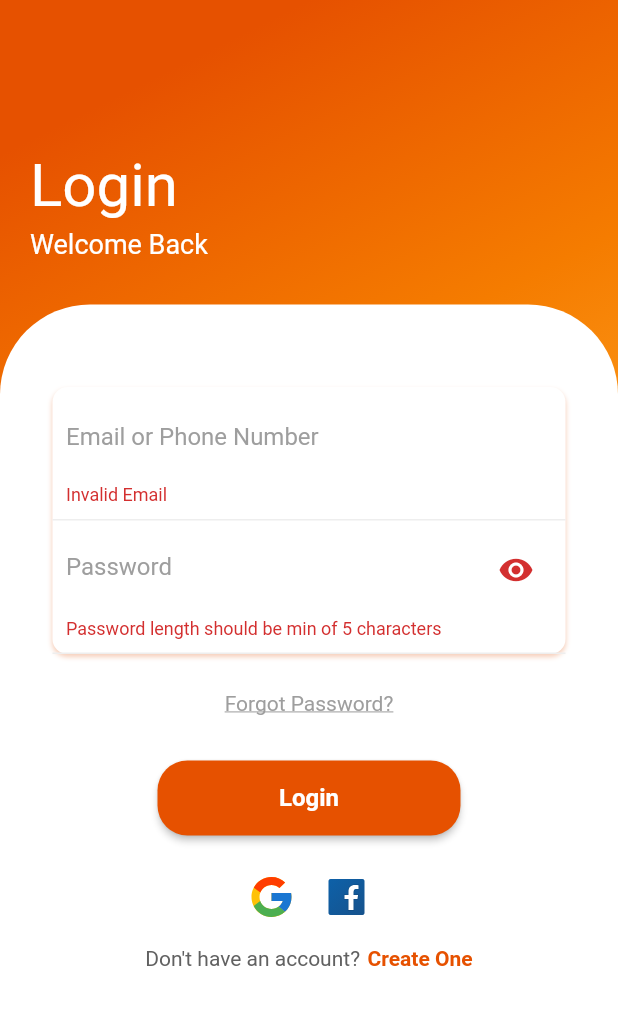
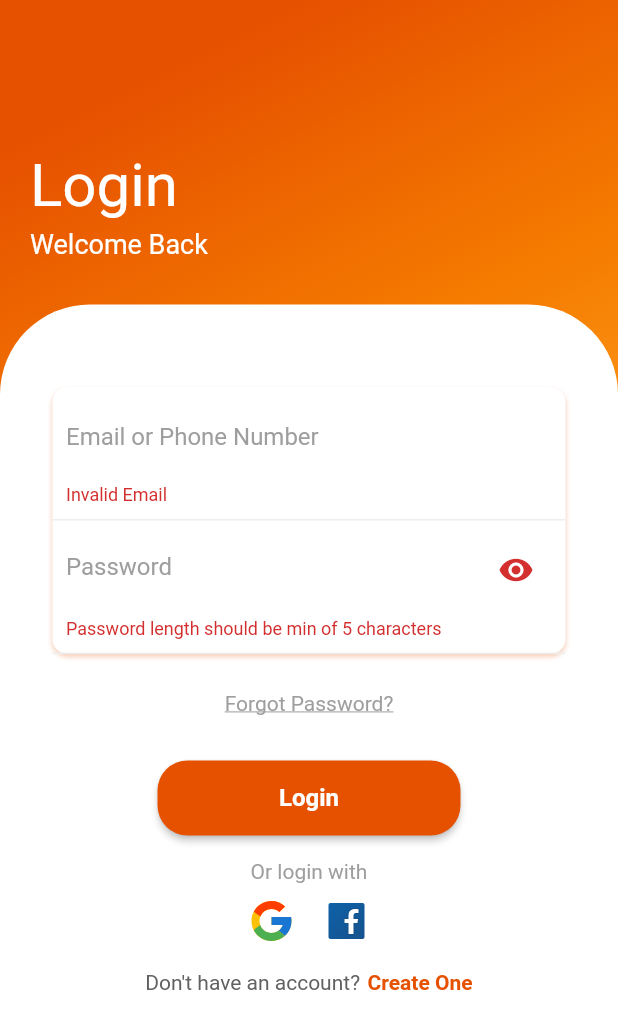
Before and after one commit to divyapanthi/event_app_flutter, a Flutter app: the screen it shows after launch, after a tap on "Login", on a phone screen of 412 x 824 dp. Shown: the top 1029 px of the screen. Run offline on Flutter 3.47's test engine with Material 2 defaults, Android fonts, the phone set to English and light mode, and no system bars; our stand-ins replace firebase_auth, firebase_core, flutter_svg, google_sign_in; accounts and stored records are empty.

```diff
--- a/lib/main.dart
+++ b/lib/main.dart
@@ -1,8 +1,17 @@
 import 'package:flutter/material.dart';
+import 'package:provider/provider.dart';
+import 'package:ui_designs/src/provider/auth_provider.dart';
+import 'package:ui_designs/src/screens/home_screen.dart';
 import 'package:ui_designs/src/screens/login.dart';
+import 'package:ui_designs/src/screens/profile_screen.dart';
 import 'package:ui_designs/src/screens/signup.dart';
+import 'package:firebase_core/firebase_core.dart';
 
-void main() {
+void main() async {
+  WidgetsFlutterBinding.ensureInitialized();
+  await Firebase.initializeApp();
+
+
   runApp(App());
 }
 
@@ -10,9 +19,12 @@ class App extends StatelessWidget {
   // This widget is the root of your application.
   @override
   Widget build(BuildContext context) {
-    return MaterialApp(
-      debugShowCheckedModeBanner: false,
-        home: Login(),
+    return ChangeNotifierProvider(
+      create: (context) => AuthProvider(),
+      child: MaterialApp(
+        debugShowCheckedModeBanner: false,
+          home: HomeScreen(),
+      ),
     );
   }
 }
--- /dev/null
+++ b/lib/src/screens/home_screen.dart
@@ -0,0 +1,30 @@
+import 'package:firebase_auth/firebase_auth.dart';
+import 'package:flutter/material.dart';
+import 'package:ui_designs/src/screens/login.dart';
+import 'package:ui_designs/src/screens/profile_screen.dart';
+import 'package:ui_designs/src/screens/signup.dart';
+
+class HomeScreen extends StatelessWidget {
+  const HomeScreen({Key key}) : super(key: key);
+
+  @override
+  Widget build(BuildContext context) {
+    return Scaffold(
+        body: StreamBuilder(
+            stream: FirebaseAuth.instance.authStateChanges(),
+            builder: (context, snapshot) {
+              if(snapshot.connectionState == ConnectionState.waiting){
+                return Center(child: CircularProgressIndicator(),);
+              }else if(snapshot.hasData){
+                return ProfileScreen();
+              }
+              else if (snapshot.hasError){
+                return Center(child: Text("Something Went Wrong!"),);
+              }else{
+                return Login();
+              }
+            }
+        ),
+    );
+  }
+}
--- a/lib/src/screens/login.dart
+++ b/lib/src/screens/login.dart
@@ -1,18 +1,21 @@
+import 'package:firebase_auth/firebase_auth.dart';
 import 'package:flutter/material.dart';
 import 'package:flutter_svg/flutter_svg.dart';
+import 'package:provider/provider.dart';
 import 'package:ui_designs/src/core/constant/custom_form_decoration.dart';
 import 'package:ui_designs/src/core/constant/custom_header_decoration.dart';
+import 'package:ui_designs/src/provider/auth_provider.dart';
 import 'package:ui_designs/src/screens/forgot_password.dart';
+import 'package:ui_designs/src/screens/home_screen.dart';
+import 'package:ui_designs/src/screens/profile_screen.dart';
 import 'package:ui_designs/src/screens/signup.dart';
 import 'package:ui_designs/src/widgets/custom_submit_button.dart';
 import 'package:ui_designs/src/widgets/custom_textform_field.dart';
 import 'package:url_launcher/url_launcher.dart';
 import '../core/validators/global_validator.dart';
 
-
 class Login extends StatefulWidget {
   const Login({Key key}) : super(key: key);
-
 
   @override
   _LoginState createState() => _LoginState();
@@ -26,7 +29,6 @@ class _LoginState extends State<Login> {
 
   bool obscureText = true;
 
-
   @override
   Widget build(BuildContext context) {
     return Scaffold(
@@ -37,8 +39,12 @@ class _LoginState extends State<Login> {
         child: Column(
           crossAxisAlignment: CrossAxisAlignment.start,
           children: <Widget>[
-            SizedBox(height: 80,),
-            Padding(padding: EdgeInsets.all(20), child: customHeaderTextWidget("Login", "Welcome Back")),
+            SizedBox(
+              height: 80,
+            ),
+            Padding(
+                padding: EdgeInsets.all(20),
+                child: customHeaderTextWidget("Login", "Welcome Back")),
             SizedBox(height: 10),
             Expanded(
                 child: Container(
@@ -59,30 +65,36 @@ class _LoginState extends State<Login> {
                             CustomTextFormField(
                               hintText: "Email or Phone Number",
                               keyboardType: TextInputType.emailAddress,
-                                  onChanged: (String val){},
+                              onChanged: (String val) {},
                               validator: GlobalValidator.validateEmail,
-                                  onSaved: (String val){email=val;},
+                              onSaved: (String val) {
+                                email = val;
+                              },
                             ),
                             CustomTextFormField(
                               hintText: "Password",
                               obscureText: obscureText,
                               suffixIcon: IconButton(
                                 icon: Icon(Icons.visibility),
-                                    onPressed: (){
+                                onPressed: () {
                                   setState(() {
                                     obscureText = !obscureText;
                                   });
                                 },
-
                               ),
-                                  onChanged: (String val){},
+                              onChanged: (String val) {},
                               validator: GlobalValidator.validatePassword,
-                                  onSaved: (String val){password= val;},
-                                )],
+                              onSaved: (String val) {
+                                password = val;
+                              },
+                            )
+                          ],
                         ),
                       ),
                     ),
-                        SizedBox(height: 25,),
+                    SizedBox(
+                      height: 25,
+                    ),
                     GestureDetector(
                       onTap: () {
                         Navigator.of(context)
@@ -92,20 +104,22 @@ class _LoginState extends State<Login> {
                       },
                       child: Text(
                         "Forgot Password?",
-                            style: TextStyle(color: Colors.grey, decoration: TextDecoration.underline),
-
+                        style: TextStyle(
+                            color: Colors.grey,
+                            decoration: TextDecoration.underline),
                       ),
                     ),
                     SizedBox(
                       height: 30,
                     ),
-
-                        SubmitButton(buttonText: "Login", onPressed: (){
+                    SubmitButton(
+                      buttonText: "Login",
+                      onPressed: () {
                         formkey.currentState.validate();
-
-                        },),
-
+                      },
+                    ),
                     SizedBox(height: 16),
+                    Text("Or login with", style: TextStyle(color: Colors.grey),),
                     Row(
                       mainAxisAlignment: MainAxisAlignment.center,
                       children: [
@@ -113,10 +127,12 @@ class _LoginState extends State<Login> {
                           height: 50,
                           // margin: EdgeInsets.symmetric(horizontal: 10),
                           child: IconButton(
-                                icon: SvgPicture.asset("assets/images/google.svg"),
+                              icon:
+                                  SvgPicture.asset("assets/images/google.svg"),
                               onPressed: () async =>
-                                      await launch("https://accounts.google.com/"),
-                                ),
+                                  await Provider.of<AuthProvider>(context,
+                                          listen: false)
+                                      .googleLogin()),
                           // child: SignInButton(
                           //   Buttons.Google,
                           //   // mini: true,
@@ -129,7 +145,8 @@ class _LoginState extends State<Login> {
                           height: 50,
                           // margin: EdgeInsets.symmetric(horizontal: 20),
                           child: IconButton(
-                                  icon: SvgPicture.asset("assets/images/facebook.svg"),
+                            icon:
+                                SvgPicture.asset("assets/images/facebook.svg"),
                             onPressed: () async =>
                                 await launch("https://www.facebook.com"),
                           ),
@@ -142,7 +159,9 @@ class _LoginState extends State<Login> {
                         )
                       ],
                     ),
-                        SizedBox(height: 8,),
+                    SizedBox(
+                      height: 8,
+                    ),
                     Row(
                       mainAxisAlignment: MainAxisAlignment.center,
                       children: [
@@ -167,7 +186,6 @@ class _LoginState extends State<Login> {
                         )
                       ],
                     )
-
                   ],
                 ),
               ),
--- a/lib/src/screens/signup.dart
+++ b/lib/src/screens/signup.dart
@@ -40,8 +40,7 @@ class _SignUpState extends State<SignUp> with GlobalValidator {
                     "Sign Up", "Create an Account, its free")),
             SizedBox(height: 2),
             Expanded(
-              child: SingleChildScrollView(
-                child: Form(
+              child: Form(
                   key: formkey,
                   child: Container(
                     decoration: customDesignRadius(),
@@ -123,7 +122,7 @@ class _SignUpState extends State<SignUp> with GlobalValidator {
                   ),
                 ),
             ),
-              ))
+              ),
           ],
         ),
       ),
```
Also changed, not shown: lib/src/provider/auth_provider.dart (added, +52 -0 lines), lib/src/screens/profile_screen.dart (+34 -8 lines), pubspec.yaml (+8 -0 lines), pubspec.lock, 4 other files. Lines whose indentation alone changed are shown as unchanged.
